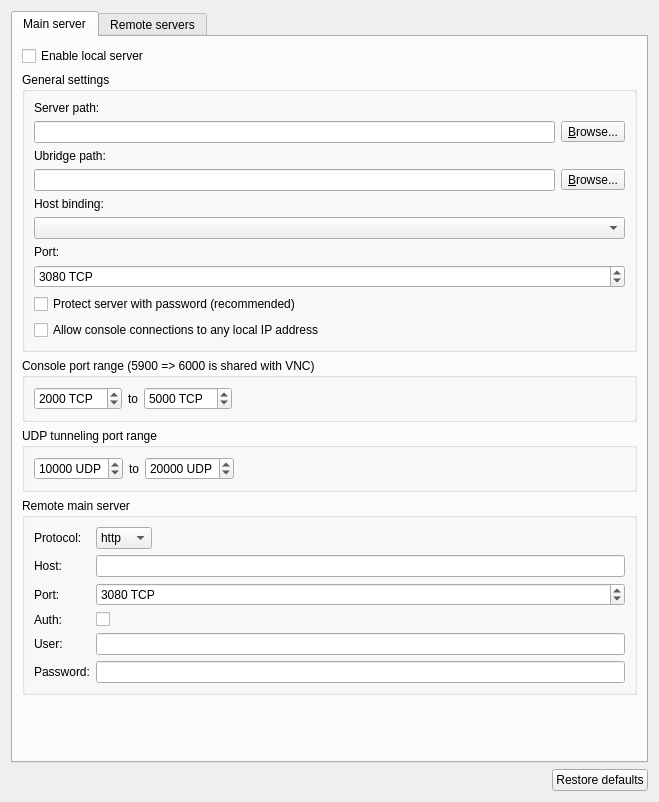
The window that gns3/ui/server_preferences_page.ui (GNS3/gns3-gui) describes before a commit, drawn with Qt 5.
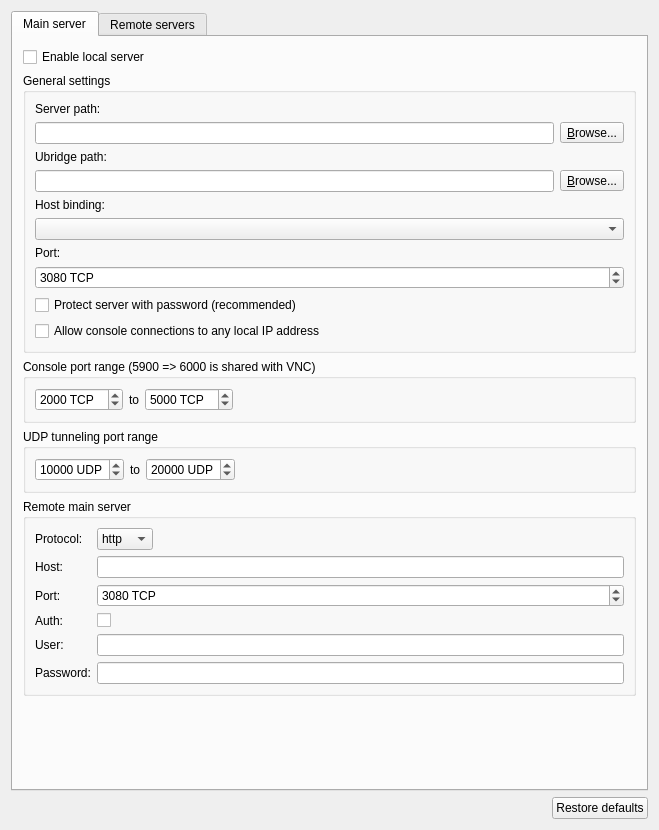
The same window after the commit.

Commit message: Force content margins for tab layouts.

```diff
--- a/gns3/ui/server_preferences_page.ui
+++ b/gns3/ui/server_preferences_page.ui
@@ -7,7 +7,7 @@
     <x>0</x>
     <y>0</y>
     <width>659</width>
-    <height>802</height>
+    <height>830</height>
    </rect>
   </property>
   <property name="sizePolicy">
@@ -54,6 +54,9 @@
        <string>Main server</string>
       </attribute>
       <layout class="QVBoxLayout" name="verticalLayout_3">
+       <property name="margin">
+        <number>10</number>
+       </property>
        <item>
         <widget class="QCheckBox" name="uiLocalServerAutoStartCheckBox">
          <property name="sizePolicy">
```
Left out of the diff: 3 changed lines with no effect on the pictures. The commit also changes 20 other files.
